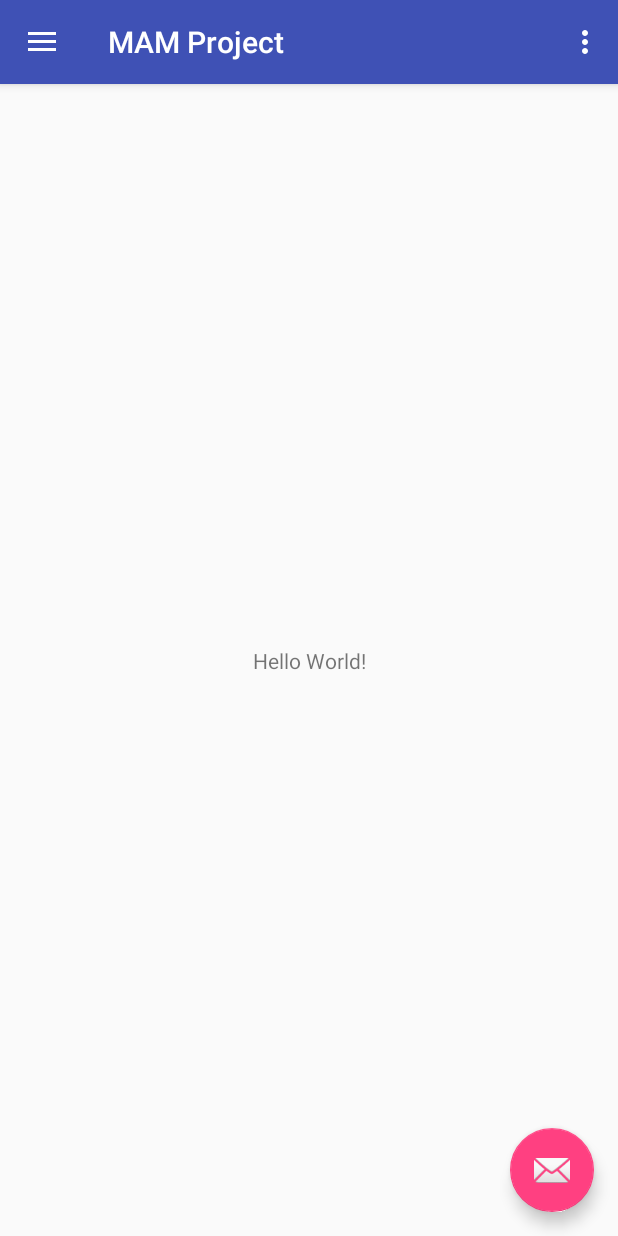
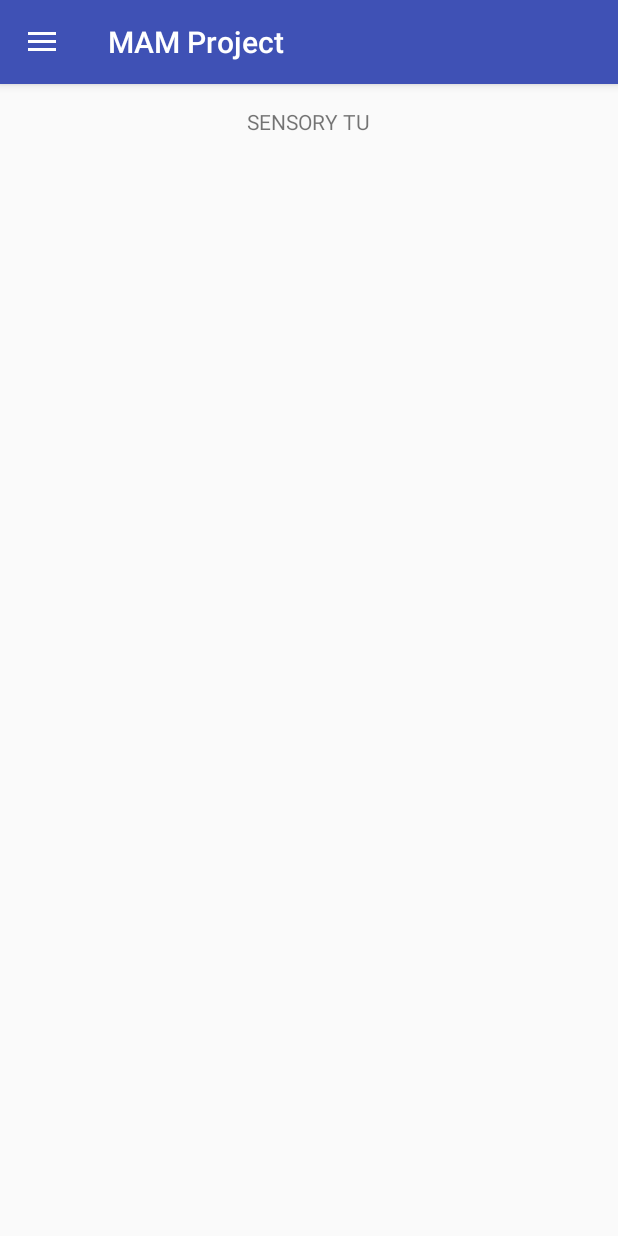
Before and after one commit to szotowicz/AR_Android_mma, an Android app: the screen it shows after launch (MainActivity), on a phone screen of 412 x 824 dp. Run offline under Robolectric (Android 15) with nearby library versions, the light colour scheme and no system bars.

Commit message:
Custom UI has been prepared

```diff
--- a/app/build.gradle
+++ b/app/build.gradle
@@ -23,6 +23,7 @@ dependencies {
     implementation 'com.android.support:appcompat-v7:28.0.0'
     implementation 'com.android.support:design:28.0.0'
     implementation 'com.android.support.constraint:constraint-layout:1.1.3'
+    implementation 'com.android.support:support-v4:28.0.0'
     testImplementation 'junit:junit:4.12'
     androidTestImplementation 'com.android.support.test:runner:1.0.2'
     androidTestImplementation 'com.android.support.test.espresso:espresso-core:3.0.2'
--- a/app/src/main/java/tomik/pg/com/mamproject/MainActivity.java
+++ b/app/src/main/java/tomik/pg/com/mamproject/MainActivity.java
@@ -3,7 +3,8 @@ package tomik.pg.com.mamproject;
 import android.os.Bundle;
 import android.support.design.widget.FloatingActionButton;
 import android.support.design.widget.Snackbar;
-import android.view.View;
+import android.support.v4.app.FragmentManager;
+import android.support.v4.app.FragmentTransaction;
 import android.support.design.widget.NavigationView;
 import android.support.v4.view.GravityCompat;
 import android.support.v4.widget.DrawerLayout;
@@ -12,86 +13,68 @@ import android.support.v7.app.AppCompatActivity;
 import android.support.v7.widget.Toolbar;
 import android.view.Menu;
 import android.view.MenuItem;
+import android.view.View;
+
+import tomik.pg.com.mamproject.fragments.ARFragment;
+import tomik.pg.com.mamproject.fragments.DisplaySensorsFragment;
+import tomik.pg.com.mamproject.fragments.TrackingAlgorithmFragment;
+import tomik.pg.com.mamproject.fragments.VRGlassesFragment;
 
 public class MainActivity extends AppCompatActivity implements NavigationView.OnNavigationItemSelectedListener {
+
+    private int currentFragment;
 
     @Override
     protected void onCreate(Bundle savedInstanceState) {
         super.onCreate(savedInstanceState);
         setContentView(R.layout.activity_main);
-        Toolbar toolbar = (Toolbar)findViewById(R.id.toolbar);
+        Toolbar toolbar = findViewById(R.id.toolbar);
         setSupportActionBar(toolbar);
 
-        FloatingActionButton fab = (FloatingActionButton)findViewById(R.id.fab);
-        fab.setOnClickListener(new View.OnClickListener() {
-            @Override
-            public void onClick(View view) {
-                Snackbar.make(view, "Replace with your own action", Snackbar.LENGTH_LONG).setAction("Action", null).show();
-            }
-        });
-
-        DrawerLayout drawer = (DrawerLayout)findViewById(R.id.drawer_layout);
-        ActionBarDrawerToggle toggle = new ActionBarDrawerToggle(this, drawer, toolbar, R.string.navigation_drawer_open, R.string.navigation_drawer_close);
+        DrawerLayout drawer = findViewById(R.id.drawer_layout);
+        ActionBarDrawerToggle toggle = new ActionBarDrawerToggle(
+                this, drawer, toolbar, R.string.navigation_drawer_open, R.string.navigation_drawer_close);
         drawer.addDrawerListener(toggle);
         toggle.syncState();
 
-        NavigationView navigationView = (NavigationView)findViewById(R.id.nav_view);
+        NavigationView navigationView = findViewById(R.id.nav_view);
         navigationView.setNavigationItemSelectedListener(this);
-    }
 
-    @Override
-    public void onBackPressed() {
-        DrawerLayout drawer = (DrawerLayout)findViewById(R.id.drawer_layout);
-        if (drawer.isDrawerOpen(GravityCompat.START)) {
-            drawer.closeDrawer(GravityCompat.START);
-        } else {
-            super.onBackPressed();
+        // Start default fragment on startup
+        if (savedInstanceState == null) {
+            currentFragment = R.id.nav_display_sensors;
+            FragmentManager fragmentManager = getSupportFragmentManager();
+            FragmentTransaction transaction = fragmentManager.beginTransaction();
+            transaction.add(R.id.content_frame, new DisplaySensorsFragment());
+            transaction.commit();
         }
     }
 
     @Override
-    public boolean onCreateOptionsMenu(Menu menu) {
-        // Inflate the menu; this adds items to the action bar if it is present.
-        getMenuInflater().inflate(R.menu.main, menu);
-        return true;
-    }
+    public boolean onNavigationItemSelected(MenuItem item) {
+        try {
+            int id = item.getItemId();
+            FragmentManager fragmentManager = getSupportFragmentManager();
+            FragmentTransaction transaction = fragmentManager.beginTransaction();
 
-    @Override
-    public boolean onOptionsItemSelected(MenuItem item) {
-        // Handle action bar item clicks here. The action bar will
-        // automatically handle clicks on the Home/Up button, so long
-        // as you specify a parent activity in AndroidManifest.xml.
-        int id = item.getItemId();
-
-        //noinspection SimplifiableIfStatement
-        if (id == R.id.action_settings) {
-            return true;
+            currentFragment = id;
+            if (id == R.id.nav_display_sensors) {
+                transaction.replace(R.id.content_frame, new DisplaySensorsFragment());
+            } else if (id == R.id.nav_tracking_algorithm) {
+                transaction.replace(R.id.content_frame, new TrackingAlgorithmFragment());
+            } else if (id == R.id.nav_vr_glasses) {
+                transaction.replace(R.id.content_frame, new VRGlassesFragment());
+            } else if (id == R.id.nav_ar) {
+                transaction.replace(R.id.content_frame, new ARFragment());
+            } else {
+                throw new Exception("[Error] Selected tab is not recognized");
+            }
+            transaction.commit();
+        } catch (Exception e) {
+            e.printStackTrace();
         }
 
-        return super.onOptionsItemSelected(item);
-    }
-
-    @SuppressWarnings("StatementWithEmptyBody")
-    @Override
-    public boolean onNavigationItemSelected(MenuItem item) {
-        // Handle navigation view item clicks here.
-        int id = item.getItemId();
-
-        if (id == R.id.nav_camera) {
-            // Handle the camera action
-        } else if (id == R.id.nav_gallery) {
-
-        } else if (id == R.id.nav_slideshow) {
-
-        } else if (id == R.id.nav_manage) {
-
-        } else if (id == R.id.nav_share) {
-
-        } else if (id == R.id.nav_send) {
-
-        }
-
-        DrawerLayout drawer = (DrawerLayout)findViewById(R.id.drawer_layout);
+        DrawerLayout drawer = findViewById(R.id.drawer_layout);
         drawer.closeDrawer(GravityCompat.START);
         return true;
     }
--- /dev/null
+++ b/app/src/main/java/tomik/pg/com/mamproject/fragments/DisplaySensorsFragment.java
@@ -0,0 +1,23 @@
+package tomik.pg.com.mamproject.fragments;
+
+import android.os.Bundle;
+import android.support.annotation.NonNull;
+import android.support.annotation.Nullable;
+import android.support.v4.app.Fragment;
+import android.view.LayoutInflater;
+import android.view.View;
+import android.view.ViewGroup;
+
+import tomik.pg.com.mamproject.R;
+
+public class DisplaySensorsFragment extends Fragment {
+
+    public DisplaySensorsFragment() {
+        super();
+    }
+
+    @Override
+    public View onCreateView(@NonNull LayoutInflater inflater, @Nullable ViewGroup container, @Nullable Bundle savedInstanceState) {
+        return inflater.inflate(R.layout.fragment_display_sensors, container, false);
+    }
+}
--- a/app/src/main/res/layout/app_bar_main.xml
+++ b/app/src/main/res/layout/app_bar_main.xml
@@ -22,12 +22,4 @@
 
     <include layout="@layout/content_main" />
 
-    <android.support.design.widget.FloatingActionButton
-        android:id="@+id/fab"
-        android:layout_width="wrap_content"
-        android:layout_height="wrap_content"
-        android:layout_gravity="bottom|end"
-        android:layout_margin="@dimen/fab_margin"
-        app:srcCompat="@android:drawable/ic_dialog_email" />
-
 </android.support.design.widget.CoordinatorLayout>
--- a/app/src/main/res/layout/content_main.xml
+++ b/app/src/main/res/layout/content_main.xml
@@ -1,5 +1,6 @@
 <?xml version="1.0" encoding="utf-8"?>
-<android.support.constraint.ConstraintLayout xmlns:android="http://schemas.android.com/apk/res/android"
+<android.support.constraint.ConstraintLayout
+    xmlns:android="http://schemas.android.com/apk/res/android"
     xmlns:app="http://schemas.android.com/apk/res-auto"
     xmlns:tools="http://schemas.android.com/tools"
     android:layout_width="match_parent"
@@ -8,13 +9,9 @@
     tools:context=".MainActivity"
     tools:showIn="@layout/app_bar_main">
 
-    <TextView
-        android:layout_width="wrap_content"
-        android:layout_height="wrap_content"
-        android:text="Hello World!"
-        app:layout_constraintBottom_toBottomOf="parent"
-        app:layout_constraintLeft_toLeftOf="parent"
-        app:layout_constraintRight_toRightOf="parent"
-        app:layout_constraintTop_toTopOf="parent" />
+    <FrameLayout
+        android:id="@+id/content_frame"
+        android:layout_width="match_parent"
+        android:layout_height="match_parent" />
 
 </android.support.constraint.ConstraintLayout>
--- /dev/null
+++ b/app/src/main/res/layout/fragment_display_sensors.xml
@@ -0,0 +1,15 @@
+<?xml version="1.0" encoding="utf-8"?>
+<RelativeLayout xmlns:android="http://schemas.android.com/apk/res/android"
+    xmlns:tools="http://schemas.android.com/tools"
+    android:layout_width="match_parent"
+    android:layout_height="match_parent"
+    tools:context=".fragments.DisplaySensorsFragment">
+
+    <TextView
+        android:layout_width="wrap_content"
+        android:layout_height="wrap_content"
+        android:layout_centerHorizontal="true"
+        android:layout_marginTop="15dp"
+        android:text="SENSORY TU" />
+
+</RelativeLayout>
--- a/app/src/main/res/menu/activity_main_drawer.xml
+++ b/app/src/main/res/menu/activity_main_drawer.xml
@@ -3,36 +3,20 @@
     xmlns:tools="http://schemas.android.com/tools"
     tools:showIn="navigation_view">
 
-    <group android:checkableBehavior="single">
-        <item
-            android:id="@+id/nav_camera"
-            android:icon="@drawable/ic_menu_camera"
-            android:title="Import" />
-        <item
-            android:id="@+id/nav_gallery"
-            android:icon="@drawable/ic_menu_gallery"
-            android:title="Gallery" />
-        <item
-            android:id="@+id/nav_slideshow"
-            android:icon="@drawable/ic_menu_slideshow"
-            android:title="Slideshow" />
-        <item
-            android:id="@+id/nav_manage"
-            android:icon="@drawable/ic_menu_manage"
-            android:title="Tools" />
-    </group>
-
-    <item android:title="Communicate">
-        <menu>
-            <item
-                android:id="@+id/nav_share"
-                android:icon="@drawable/ic_menu_share"
-                android:title="Share" />
-            <item
-                android:id="@+id/nav_send"
-                android:icon="@drawable/ic_menu_send"
-                android:title="Send" />
-        </menu>
-    </item>
-
+    <item
+        android:id="@+id/nav_display_sensors"
+        android:icon="@drawable/ic_menu_share"
+        android:title="Sensory" />
+    <item
+        android:id="@+id/nav_tracking_algorithm"
+        android:icon="@drawable/ic_menu_camera"
+        android:title="Algorytm śledzący" />
+    <item
+        android:id="@+id/nav_vr_glasses"
+        android:icon="@drawable/ic_menu_slideshow"
+        android:title="Okulary VR" />
+    <item
+        android:id="@+id/nav_ar"
+        android:icon="@drawable/ic_menu_send"
+        android:title="Roszerzona rzeczywistość" />
 </menu>
```
Also changed, not shown: app/src/main/java/tomik/pg/com/mamproject/fragments/ARFragment.java (added, +23 -0 lines), app/src/main/java/tomik/pg/com/mamproject/fragments/TrackingAlgorithmFragment.java (added, +23 -0 lines), app/src/main/java/tomik/pg/com/mamproject/fragments/VRGlassesFragment.java (added, +24 -0 lines), app/src/main/res/layout/fragment_ar.xml (added, +15 -0 lines), app/src/main/res/layout/fragment_tracking_algorithm.xml (added, +15 -0 lines), app/src/main/res/layout/fragment_vrglasses.xml (added, +15 -0 lines), app/src/main/res/values/strings.xml (+5 -2 lines), 1 other file.
